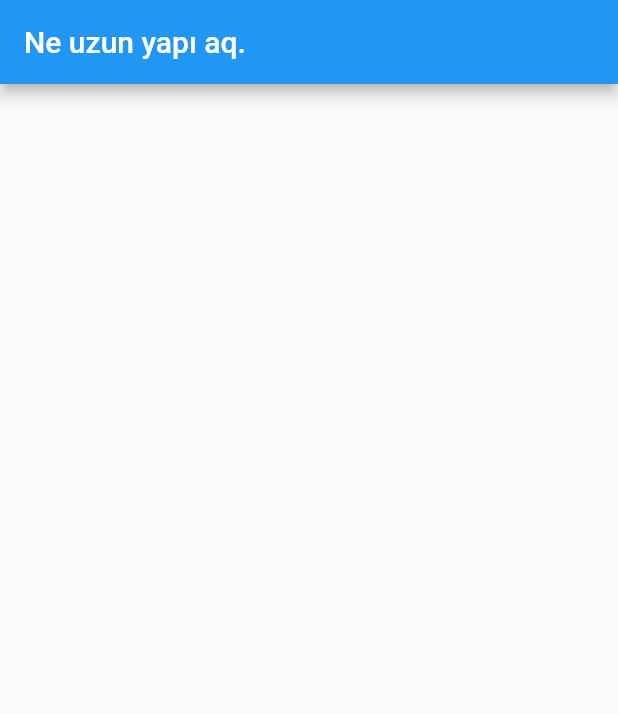
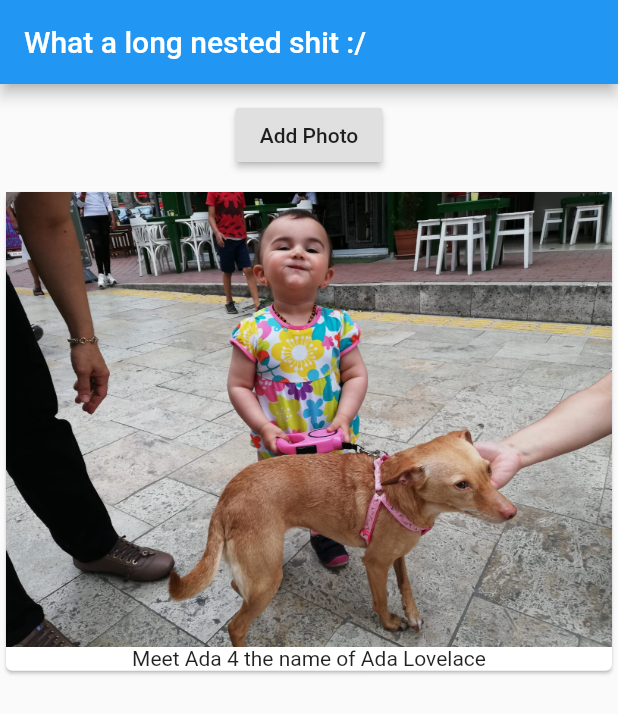
Before and after one commit to caglardursun/FlutterProjects, a Flutter app: the screen it shows after launch, on a phone screen of 412 x 824 dp. Shown: the top 714 px of the screen. Run offline on Flutter 3.47's test engine with Material 2 defaults, Android fonts, the phone set to English and light mode, and no system bars.

```diff
--- a/hello/lib/main.dart
+++ b/hello/lib/main.dart
@@ -1,22 +1,43 @@
 import "package:flutter/material.dart";
+//Notes :
+// I didn't like the whole class structure in first impression
 
-main() {
+// main()
+// {
+//   runApp(HelloApp());
+// }
 
-  runApp(HelloApp());
-
-}
+void main() => runApp(HelloApp());
 
 class HelloApp extends StatelessWidget {
-
-  build(context) {
+  @override
+  Widget build(context) {
     //Core route widget
     //() means const to create new instance
     return MaterialApp(
-      home: Scaffold(
-        appBar: AppBar(
-          title: Text("Ne uzun yapı aq."),
-        ),
+        home: Scaffold(
+      appBar: AppBar(
+        title: Text("What a long nested shit :/"),
       ),
-    );
+      body: Column(
+        children: [
+          Container(
+            margin: EdgeInsets.all(10),
+            child: RaisedButton(
+              onPressed: () {},
+              child: Text("Add Photo"),
+            ),
+          ),
+          Card(
+            child: Column(
+              children: <Widget>[
+                Image.asset("assets/mydaughter.jpg"),
+                Text("Meet Ada 4 the name of Ada Lovelace")
+              ],
+            ),
+          )
+        ],
+      ),
+    ));
   }
 }
--- a/hello/pubspec.yaml
+++ b/hello/pubspec.yaml
@@ -41,9 +41,8 @@ flutter:
   uses-material-design: true
 
   # To add assets to your application, add an assets section, like this:
-  # assets:
-  #  - images/a_dot_burr.jpeg
-  #  - images/a_dot_ham.jpeg
+  assets:
+   - assets/mydaughter.jpg
 
   # An image asset can refer to one or more resolution-specific "variants", see
   # https://flutter.dev/assets-and-images/#resolution-aware.
```
Also changed, not shown: hello/assets/mydaughter.jpg (added), 2 other files.
